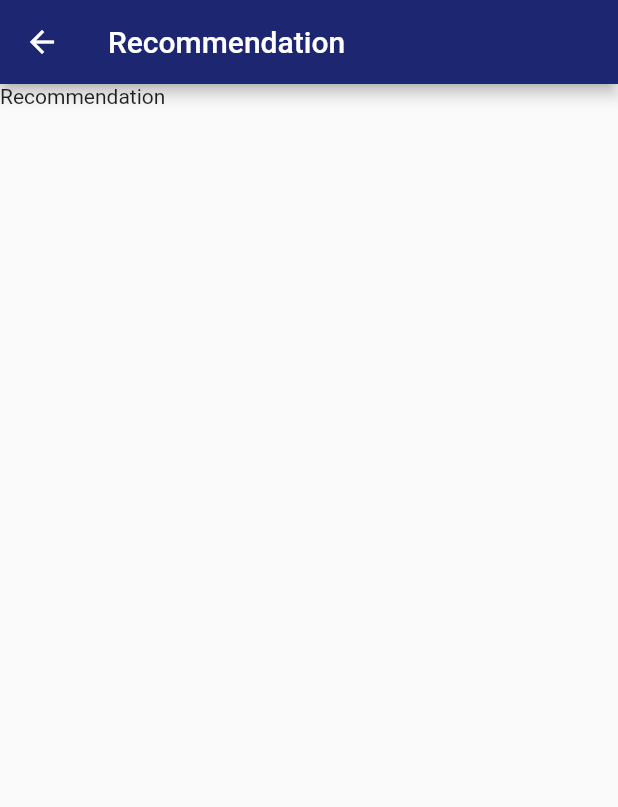
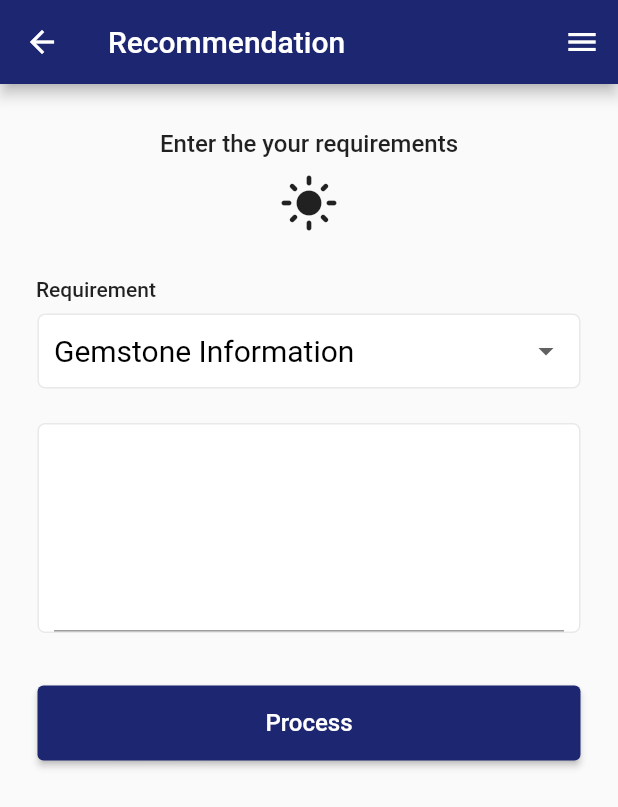
Before and after one commit to NuvinduSenarathne/Gemo_Mobile, a Flutter app: the Recommendation screen opened by its route, on a phone screen of 412 x 824 dp. Shown: the top 807 px of the screen. Run offline on Flutter 3.47's test engine with Material 2 defaults, Android fonts, the phone set to English and light mode, and no system bars; our stand-ins replace carousel_slider, cloud_firestore, firebase_auth, firebase_core, quickalert, shared_preferences; accounts and stored records are empty.

Commit message:
Recommendation :UI

```diff
--- a/lib/screens/recommendation.dart
+++ b/lib/screens/recommendation.dart
@@ -1,9 +1,27 @@
 import 'package:flutter/material.dart';
+import 'package:gemo_app/screens/recommendationResult.dart';
 
 import '../constants/colors.dart';
 
-class Recommendation extends StatelessWidget {
+class Recommendation extends StatefulWidget {
   const Recommendation({super.key});
+
+  @override
+  State<Recommendation> createState() => _RecommendationState();
+}
+
+class _RecommendationState extends State<Recommendation> {
+  final List<String> requirements = [
+    'Gemstone Information',
+    'Information',
+    'Gems for Jewellery',
+    'Healing Gemstones',
+    'Navaratne Gemstones',
+    'Gift Gemstones',
+    'Sinhala Names',
+  ];
+
+  String selectedRequirement = 'Gemstone Information';
 
   @override
   Widget build(BuildContext context) {
@@ -12,10 +30,106 @@ class Recommendation extends StatelessWidget {
         appBar: AppBar(
           backgroundColor: AppColors.backgroundColor,
           title: const Text("Recommendation"),
+          actions: [
+            IconButton(
+              icon: const Icon(Icons.menu),
+              onPressed: () {},
             ),
-      body: Container(
-        child: const Text('Recommendation'),
+          ],
         ),
-    );
+        body: Padding(
+            padding: const EdgeInsets.fromLTRB(10, 30, 10, 0),
+            child: Column(
+              children: [
+                Container(
+                  margin: const EdgeInsets.fromLTRB(0, 0, 0, 10),
+                  child: const Text(
+                    'Enter the your requirements',
+                    style: TextStyle(fontWeight: FontWeight.w500, fontSize: 16),
+                  ),
+                ),
+                Container(
+                  margin: const EdgeInsets.fromLTRB(0, 0, 0, 30),
+                  child: const Icon(
+                    Icons.light_mode,
+                    size: 40,
+                  ),
+                ),
+                Container(
+                  alignment: Alignment.centerLeft,
+                  margin: const EdgeInsets.fromLTRB(14, 0, 0, 0),
+                  child: const Text(
+                    'Requirement',
+                    style: TextStyle(fontWeight: FontWeight.w500),
+                  ),
+                ),
+                Container(
+                  width: double.infinity,
+                  margin: const EdgeInsets.fromLTRB(15, 8, 15, 15),
+                  padding: const EdgeInsets.only(left: 10.0, right: 10.0),
+                  decoration: BoxDecoration(
+                      color: Colors.white,
+                      borderRadius: BorderRadius.circular(5),
+                      border: Border.all(
+                        color: AppColors.formFieldBorderColor,
+                      )),
+                  child: DropdownButton(
+                    underline: Container(),
+                    isExpanded: true,
+                    value: selectedRequirement,
+                    items: requirements
+                        .map((gemstone) => DropdownMenuItem(
+                            child: Text(gemstone), value: gemstone))
+                        .toList(),
+                    onChanged: (newValue) {
+                      setState(() {
+                        selectedRequirement = newValue!;
+                      });
+                    },
+                    style: const TextStyle(
+                        color: AppColors.formFieldTextColor,
+                        fontSize: 20,
+                        fontWeight: FontWeight.w400,
+                        decoration: TextDecoration.none),
+                  ),
+                ),
+                Container(
+                    width: double.infinity,
+                    margin: const EdgeInsets.fromLTRB(15, 8, 15, 15),
+                    padding: const EdgeInsets.only(left: 10.0, right: 10.0),
+                    decoration: BoxDecoration(
+                        color: Colors.white,
+                        borderRadius: BorderRadius.circular(5),
+                        border: Border.all(
+                          color: AppColors.formFieldBorderColor,
+                        )),
+                    child: TextFormField(
+                      minLines: 6,
+                      keyboardType: TextInputType.multiline,
+                      maxLines: null,
+                    )),
+                Container(
+                    margin: const EdgeInsets.fromLTRB(0, 20, 0, 0),
+                    width: double.infinity,
+                    height: double.tryParse('50'),
+                    padding: const EdgeInsets.only(left: 15.0, right: 15.0),
+                    child: ElevatedButton(
+                      style: ButtonStyle(
+                        backgroundColor: MaterialStateProperty.all(
+                            AppColors.dashboardGridButtonColor),
+                      ),
+                      onPressed: () {
+                        Navigator.push(
+                            context,
+                            MaterialPageRoute(
+                                builder: (_) => RecommendationResult()));
+                      },
+                      child: const Text(
+                        'Process',
+                        style: TextStyle(fontSize: 16),
+                      ),
+                    )),
+              ],
+            )));
   }
 }
--- /dev/null
+++ b/lib/screens/recommendationResult.dart
@@ -0,0 +1,15 @@
+import 'package:flutter/material.dart';
+
+class RecommendationResult extends StatefulWidget {
+  const RecommendationResult({super.key});
+
+  @override
+  State<RecommendationResult> createState() => _RecommendationResultState();
+}
+
+class _RecommendationResultState extends State<RecommendationResult> {
+  @override
+  Widget build(BuildContext context) {
+    return const Placeholder();
+  }
+}
```
Lines whose indentation alone changed are shown as unchanged.
